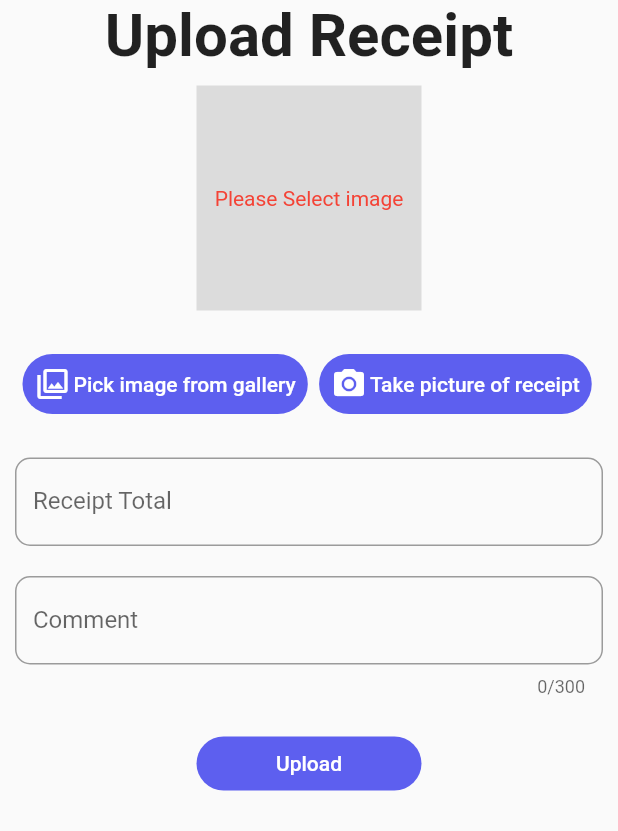
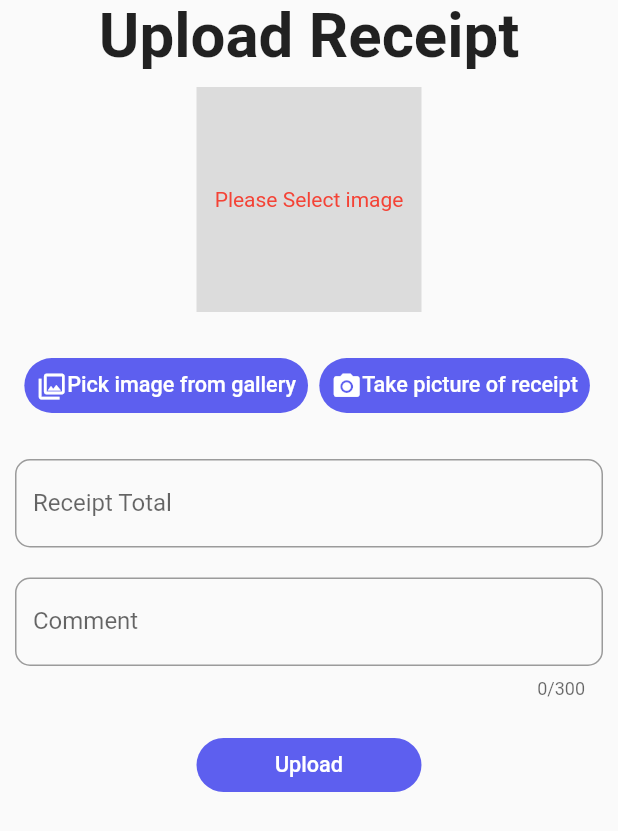
Before and after one commit to Austin-Metke/expense_tracker, a Flutter app: the UserFunctionsPage screen opened directly, after a tap on "Upload receipt", on a phone screen of 412 x 824 dp. Shown: the top 831 px of the screen. Run offline on Flutter 3.47's test engine with Material 2 defaults, Android fonts, the phone set to English and light mode, and no system bars; drawn by our look-alikes of oktoast; our stand-ins replace cloud_firestore, cloud_functions, currency_text_input_formatter, firebase_auth, firebase_core, flutter_native_image and 2 more; missing offline and left inert: dart:ffi, firebase_auth_platform_interface; accounts and stored records are empty.

Commit message:
Implemented viewing of receipts and users from database, receipts can be sorted by date uploaded (newest to oldest or vise versa), and total (most expensive to least expensive only)

```diff
--- a/lib/Global.dart
+++ b/lib/Global.dart
@@ -2,7 +2,7 @@ import 'package:firebase_auth/firebase_auth.dart';
 import 'package:flutter/material.dart';
 class Global {
 
-  static Color colorBlue = const Color(0xff5d5fef);
+  static const Color colorBlue = Color(0xff5d5fef);
 
   static ButtonStyle defaultButtonStyle =  TextButton.styleFrom(
   shape: const StadiumBorder(),
@@ -10,6 +10,7 @@ class Global {
   backgroundColor: Global.colorBlue,
   primary: Colors.white,
   );
-  static FirebaseAuth auth = FirebaseAuth.instance;
+  static final FirebaseAuth auth = FirebaseAuth.instance;
+
 
 }
--- a/lib/Receipt.dart
+++ b/lib/Receipt.dart
@@ -31,7 +31,7 @@ class Receipt {
       'image': _b64Enc,
       'total': receipt._receiptTotal,
       'comment': receipt._receiptComment,
-
+      'date': DateTime.now().microsecondsSinceEpoch,
     };
 
   }
--- a/lib/ReceiptPage.dart
+++ b/lib/ReceiptPage.dart
@@ -11,16 +11,15 @@ import 'package:oktoast/oktoast.dart';
 import 'Global.dart';
 import 'Receipt.dart';
 
-class ReceiptRoute extends StatefulWidget {
-  const ReceiptRoute({Key? key}) : super(key: key);
+class ReceiptUploadPage extends StatefulWidget {
+  const ReceiptUploadPage({Key? key}) : super(key: key);
 
   @override
-  _ReceiptRouteState createState() => _ReceiptRouteState();
+  _ReceiptUploadPageState createState() => _ReceiptUploadPageState();
 }
 
-class _ReceiptRouteState extends State<ReceiptRoute> {
+class _ReceiptUploadPageState extends State<ReceiptUploadPage> {
   final _key = GlobalKey<FormState>();
-  final _commentLength = 140;
   File? _image;
   double? _receiptTotal;
   String? _comment;
@@ -29,7 +28,7 @@ class _ReceiptRouteState extends State<ReceiptRoute> {
   var auth = FirebaseAuth.instance;
   var dbRef = FirebaseFirestore.instance.collection('users');
   var _enableButton = true;
-  final characterLimit = 300;
+  final _characterLimit = 300;
 
   @override
   Widget build(BuildContext context) {
@@ -42,13 +41,17 @@ class _ReceiptRouteState extends State<ReceiptRoute> {
               key: _key,
               child: Column(
                 children: <Widget>[
-                  const Align(
+                   Align(
                     alignment: Alignment.topCenter,
-                    child: Text(
+                    child: SafeArea(
+                      top: true,
+                      child: Text(
                       "Upload Receipt",
                       style: TextStyle(
-                        fontSize: 40,
+                        fontSize: MediaQuery.of(context).size.width *
+                            0.1,
                         fontWeight: FontWeight.w600,
+                      ),
                       ),
                     ),
                   ),
@@ -96,14 +99,20 @@ class _ReceiptRouteState extends State<ReceiptRoute> {
                             child: TextButton(
                               style: Global.defaultButtonStyle,
                               child: Row(
-                                children: const <Widget>[
-                                  Padding(
-                                    padding: EdgeInsets.fromLTRB(0, 0, 2, 0),
-                                    child: Icon(
-                                      Icons.photo_library_outlined,
+                                children: <Widget>[
+                                  Icon(
+                                    Icons.photo_library_outlined,
+                                    size: MediaQuery.of(context).size.width *
+                                        0.050,
+                                  ),
+                                  Text(
+                                    "Pick image from gallery",
+                                    style: TextStyle(
+                                      fontSize:
+                                          MediaQuery.of(context).size.width *
+                                              0.035,
                                     ),
                                   ),
-                                  Text("Pick image from gallery"),
                                 ],
                               ),
                               onPressed: () => getImage(),
@@ -117,12 +126,20 @@ class _ReceiptRouteState extends State<ReceiptRoute> {
                               child: Row(
                                   crossAxisAlignment: CrossAxisAlignment.center,
                                   mainAxisAlignment: MainAxisAlignment.center,
-                                  children: const <Widget>[
-                                    Padding(
-                                      padding: EdgeInsets.fromLTRB(0, 0, 2, 0),
-                                      child: Icon(Icons.camera_alt),
+                                  children: <Widget>[
+                                    Icon(
+                                      Icons.camera_alt,
+                                      size: MediaQuery.of(context).size.width *
+                                          0.050,
                                     ),
-                                    Text("Take picture of receipt"),
+                                    Text(
+                                      "Take picture of receipt",
+                                      style: TextStyle(
+                                        fontSize:
+                                            MediaQuery.of(context).size.width *
+                                                0.035,
+                                      ),
+                                    ),
                                   ]),
                             ),
                           ),
@@ -132,7 +149,7 @@ class _ReceiptRouteState extends State<ReceiptRoute> {
 
                   //************TotalFormField***********
                   Padding(
-                    padding: EdgeInsets.all(10),
+                    padding: const EdgeInsets.all(10),
                     child: TextFormField(
                       decoration: InputDecoration(
                         labelText: "Receipt Total",
@@ -168,7 +185,7 @@ class _ReceiptRouteState extends State<ReceiptRoute> {
                       validator: (value) => _validateComment(value),
                       onFieldSubmitted: (value) =>
                           _key.currentState?.validate(),
-                      maxLength: characterLimit,
+                      maxLength: _characterLimit,
                     ),
                   ),
                   //**********************************
@@ -180,7 +197,8 @@ class _ReceiptRouteState extends State<ReceiptRoute> {
                       width: 150,
                       child: TextButton(
                         style: Global.defaultButtonStyle,
-                        child: const Text("Upload"),
+                        child: Text("Upload", style: TextStyle(fontSize: MediaQuery.of(context).size.width *
+                            0.035)),
                         //Ternary operation to ensure _uploadReceipt() isn't called during an upload
                         onPressed: () =>
                             _enableButton ? _uploadReceipt() : null,
@@ -223,8 +241,6 @@ class _ReceiptRouteState extends State<ReceiptRoute> {
     }
   }
 
-
-
   Future<void> _uploadReceipt() async {
     final formState = _key.currentState;
 
@@ -233,7 +249,12 @@ class _ReceiptRouteState extends State<ReceiptRoute> {
 
       final Receipt receipt =
           Receipt(image: _image, total: _receiptTotal, comment: _comment);
-      await dbRef.doc(Global.auth.currentUser?.uid).collection("receipts").add(receipt.toJson()).then((value) => _uploadSuccess()).onError((error, stackTrace) => _uploadFail());
+      await dbRef
+          .doc(Global.auth.currentUser?.uid)
+          .collection("receipts")
+          .add(receipt.toJson())
+          .then((value) => _uploadSuccess())
+          .onError((error, stackTrace) => _uploadFail());
     }
   }
 
@@ -255,7 +276,7 @@ class _ReceiptRouteState extends State<ReceiptRoute> {
   }
 
   _validateComment(String? value) {
-    if (value!.length > _commentLength) {
+    if (value!.length > _characterLimit) {
       return 'Comment is too long';
     }
 
@@ -275,13 +296,12 @@ class _ReceiptRouteState extends State<ReceiptRoute> {
   }
 
   _stripImage(File? image) {
-    var compimg = _compressImage(image);
+    var compressImage = _compressImage(image);
 
-    //TODO Create method to make _image monochrome
+    //TODO Create method to make image monochrome
 
-    return compimg;
+    return compressImage;
   }
-
 
   _uploadFail() {
     _errorToast();
@@ -295,7 +315,7 @@ class _ReceiptRouteState extends State<ReceiptRoute> {
 
   _uploadWait() {
     _loadingToast();
-    _enableButton = false;
+    setState(() => _enableButton = false);
   }
 
   _successToast() {
@@ -304,7 +324,8 @@ class _ReceiptRouteState extends State<ReceiptRoute> {
       position: ToastPosition.bottom,
       backgroundColor: Colors.greenAccent.shade400,
       radius: 10.0,
-      textStyle: const TextStyle(fontSize: 18.0, color: Colors.white),
+      textStyle: TextStyle(fontSize: MediaQuery.of(context).size.width *
+          0.035, color: Colors.white),
       dismissOtherToast: true,
       textAlign: TextAlign.center,
     );
@@ -316,7 +337,8 @@ class _ReceiptRouteState extends State<ReceiptRoute> {
       position: ToastPosition.bottom,
       backgroundColor: Colors.red,
       radius: 10.0,
-      textStyle: const TextStyle(fontSize: 18.0, color: Colors.white),
+      textStyle: TextStyle(fontSize: MediaQuery.of(context).size.width *
+          0.035, color: Colors.white),
       dismissOtherToast: true,
       textAlign: TextAlign.center,
     );
@@ -328,7 +350,8 @@ class _ReceiptRouteState extends State<ReceiptRoute> {
       position: ToastPosition.bottom,
       backgroundColor: Colors.grey,
       radius: 10.0,
-      textStyle: const TextStyle(fontSize: 18.0, color: Colors.white),
+      textStyle: TextStyle(fontSize: MediaQuery.of(context).size.width *
+          0.035, color: Colors.white),
       dismissOtherToast: true,
       textAlign: TextAlign.center,
     );
--- a/lib/UserFunctions.dart
+++ b/lib/UserFunctions.dart
@@ -8,6 +8,8 @@ import 'EditUserPage.dart';
 import 'Global.dart';
 import 'User.dart';
 import "dart:convert";
+
+import 'ViewUploadedReceiptsPage.dart';
 
 class UserFunctionsPage extends StatefulWidget {
   const UserFunctionsPage({Key? key}) : super(key: key);
@@ -35,7 +37,7 @@ class _UserFunctionsPageState extends State<UserFunctionsPage> {
             TextButton(
               style: Global.defaultButtonStyle,
               child: const Text("View and edit uploaded receipts"),
-              onPressed: () => null,
+              onPressed: () => _viewUploadedReceiptsPage(),
             ),
 
             FutureBuilder(
@@ -94,12 +96,17 @@ class _UserFunctionsPageState extends State<UserFunctionsPage> {
 
   _viewReceiptPage() {
     Navigator.push(
-        context, MaterialPageRoute(builder: (context) => const ReceiptRoute()));
+        context, MaterialPageRoute(builder: (context) => const ReceiptUploadPage()));
   }
 
   _viewUserEditPage() {
     Navigator.push(
         context, MaterialPageRoute(builder: (context) => const EditUserPage()));
+  }
+
+
+  _viewUploadedReceiptsPage() {
+    Navigator.push(context, MaterialPageRoute(builder: (context) => const ViewUploadedReceiptsPage()));
   }
 
   Future<bool> _isManager() async {
@@ -112,14 +119,7 @@ class _UserFunctionsPageState extends State<UserFunctionsPage> {
       print(isManager)
     });
 
-
-    if (isManager == true) {
-      return true;
-    } else if (isManager == false) {
-      return false;
-    }
-
-    return false;
+    return isManager;
   }
 
 }
```
Also changed, not shown: lib/EditUserPage.dart (+31 -15 lines), lib/ViewUploadedReceiptsPage.dart (added, +184 -0 lines), lib/login_page.dart (+6 -6 lines), pubspec.lock, 1 other file.
